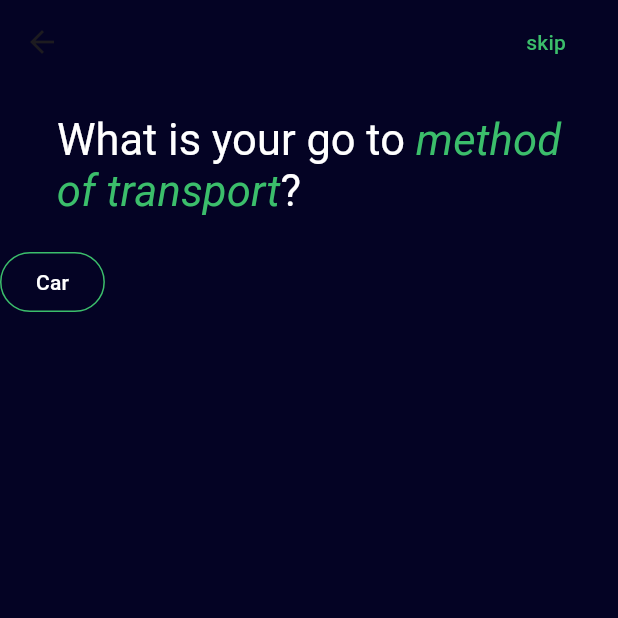
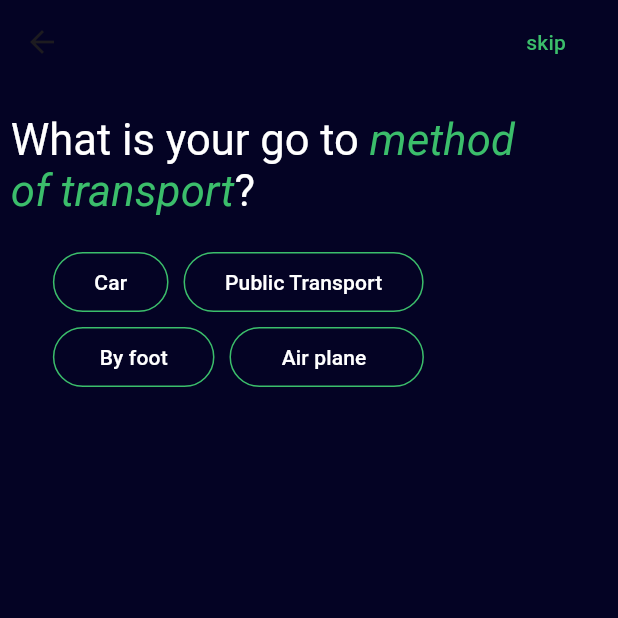
Before and after one commit to lxphilipp/SPEHRA, a Flutter app: the TransportPage screen opened directly, on a phone screen of 412 x 824 dp, the top half of it. Run offline on Flutter 3.47's test engine with Material 3 defaults, Android fonts, the phone set to English and light mode, and no system bars; our stand-ins replace cloud_firestore, firebase_auth, firebase_core, firebase_storage, fl_chart, image_picker and 1 more; accounts and stored records are empty.

Commit message:
buttons for transportpage

```diff
--- a/lib/login/signin.dart
+++ b/lib/login/signin.dart
@@ -157,7 +157,7 @@ class SignIn extends StatelessWidget {
                     bool loggedInBefore =
                         prefs.getBool('loggedInBefore') ?? false;
                     if (!loggedInBefore) {
-                      prefs.setBool('loggedInBefore', true);
+                      await prefs.setBool('loggedInBefore', false);
                       Navigator.of(context).pushReplacement(MaterialPageRoute(
                           builder: (context) => IntroductionPage()));
                     } else {
--- a/lib/question/transport4.dart
+++ b/lib/question/transport4.dart
@@ -45,8 +45,28 @@ class TransportPage extends StatelessWidget {
                   )
                 ])),
             const SizedBox(height: 20),
+            Container(
+              height: 100,
+              width: 300,
+              child: Column(
+                children: [
                   Row(
                     children: [
+                      Padding(
+                        padding: const EdgeInsets.symmetric(
+                          horizontal: 10,
+                        ),
+                        child: OutlinedButton(
+                            style: OutlinedButton.styleFrom(
+                                side:
+                                    const BorderSide(color: Color(0xff3BBE6B))),
+                            onPressed: () => Navigator.push(
+                                context,
+                                MaterialPageRoute(
+                                    builder: (context) => const Placeholder())),
+                            child: const Text(' Car ',
+                                style: TextStyle(color: Colors.white))),
+                      ),
                       OutlinedButton(
                           style: OutlinedButton.styleFrom(
                               side: const BorderSide(color: Color(0xff3BBE6B))),
@@ -54,11 +74,41 @@ class TransportPage extends StatelessWidget {
                               context,
                               MaterialPageRoute(
                                   builder: (context) => const Placeholder())),
-                    child: const Text('Car',
+                          child: const Text(' Public Transport ',
+                              style: TextStyle(color: Colors.white))),
+                    ],
+                  ),
+                  Row(
+                    children: [
+                      Padding(
+                        padding: const EdgeInsets.symmetric(
+                            vertical: 2, horizontal: 10),
+                        child: OutlinedButton(
+                            style: OutlinedButton.styleFrom(
+                                side:
+                                    const BorderSide(color: Color(0xff3BBE6B))),
+                            onPressed: () => Navigator.push(
+                                context,
+                                MaterialPageRoute(
+                                    builder: (context) => const Placeholder())),
+                            child: const Text('  By foot  ',
+                                style: TextStyle(color: Colors.white))),
+                      ),
+                      OutlinedButton(
+                          style: OutlinedButton.styleFrom(
+                              side: const BorderSide(color: Color(0xff3BBE6B))),
+                          onPressed: () => Navigator.push(
+                              context,
+                              MaterialPageRoute(
+                                  builder: (context) => const Placeholder())),
+                          child: const Text('   Air plane    ',
                               style: TextStyle(color: Colors.white))),
                     ],
                   )
                 ],
+              ),
+            ),
+          ],
         ));
   }
 }
```
Also changed, not shown: lib/layout/menuDrawer_layout.dart (+11 -3 lines). Lines whose indentation alone changed are shown as unchanged.
